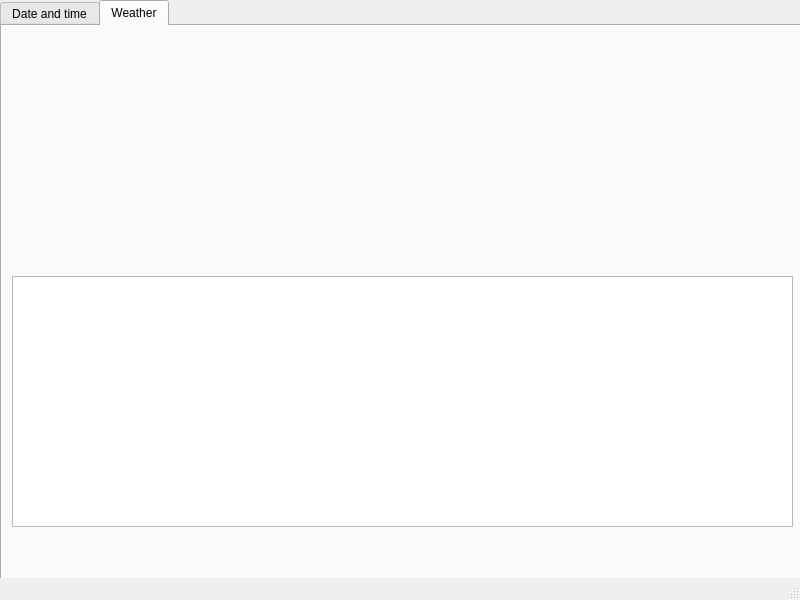
Old version of the form maindesktopweadtwindow.ui in the repository Vicken-Ghoubiguian/desktopWeaDTApp.
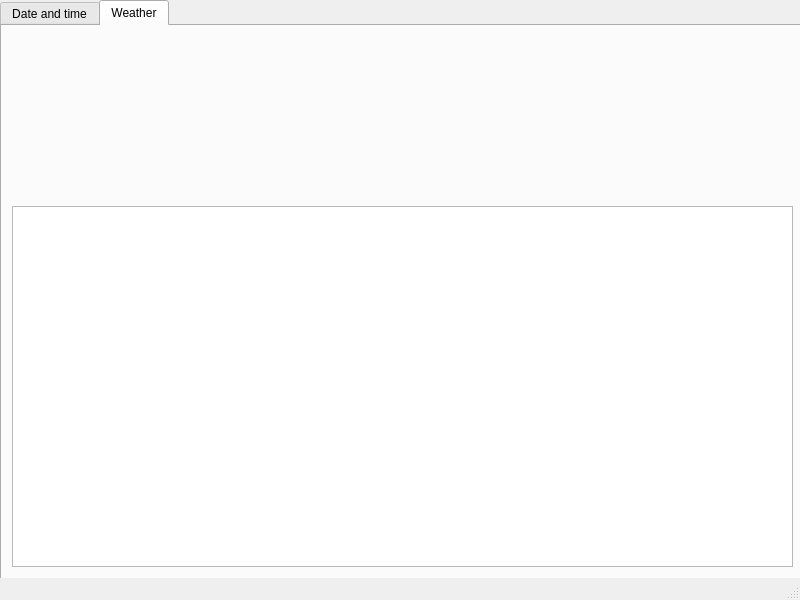
New version of the form. The open tabs and pages were chosen to show the change.

Commit message: Include weather 2

What changed in the file:
```diff
--- a/maindesktopweadtwindow.ui
+++ b/maindesktopweadtwindow.ui
@@ -108,9 +108,9 @@
       <property name="geometry">
        <rect>
         <x>10</x>
-        <y>250</y>
+        <y>180</y>
         <width>781</width>
-        <height>251</height>
+        <height>361</height>
        </rect>
       </property>
      </widget>
```
Left out of the diff: 2 changed lines with no effect on the pictures.
